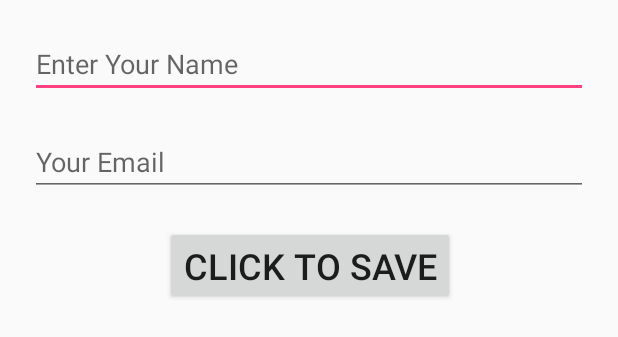
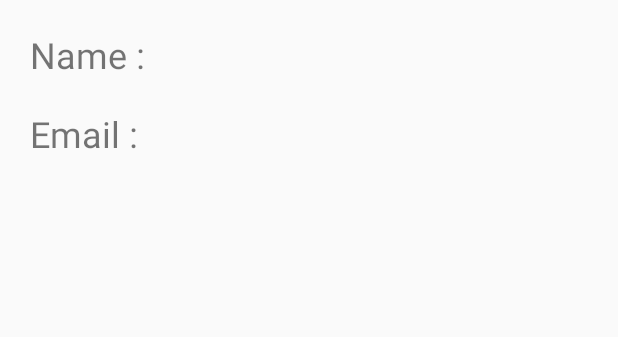
Before and after one commit to saurabhcool001/FirebaseDemo, an Android app: the layout activity_main.xml on its own in the app's theme, with its tools: preview values and no code run, on a phone screen of 412 x 824 dp. Shown: the top 337 px of the screen. Run offline under Robolectric (Android 15) with nearby library versions, the phone set to English and light mode, and no system bars.

```diff
--- a/app/src/main/res/layout/activity_main.xml
+++ b/app/src/main/res/layout/activity_main.xml
@@ -6,47 +6,31 @@
     android:layout_height="match_parent"
     tools:context="com.example.saurabh.firebasedemo.MainActivity">
 
-    <Button
-        android:id="@+id/firebaseBtn"
-        android:layout_width="wrap_content"
+    <TextView
+        android:id="@+id/name_Field"
+        android:layout_width="0dp"
         android:layout_height="wrap_content"
+        android:layout_marginTop="20dp"
+        android:text="Name :"
+        android:textSize="24sp"
+        app:layout_constraintLeft_toLeftOf="parent"
+        app:layout_constraintRight_toRightOf="parent"
+        app:layout_constraintTop_toTopOf="parent"
         android:layout_marginLeft="20dp"
         android:layout_marginRight="20dp"
-        android:layout_marginTop="20dp"
-        android:text="Click to Save"
-        android:textSize="24sp"
-        app:layout_constraintHorizontal_bias="0.504"
-        app:layout_constraintLeft_toLeftOf="parent"
-        app:layout_constraintRight_toRightOf="parent"
-        app:layout_constraintTop_toBottomOf="@+id/emailId" />
+        android:layout_marginStart="20dp"
+        android:layout_marginEnd="20dp" />
 
-    <EditText
-        android:id="@+id/valueField"
+    <TextView
+        android:id="@+id/emailField"
         android:layout_width="match_parent"
         android:layout_height="wrap_content"
         android:layout_marginLeft="20dp"
         android:layout_marginRight="20dp"
         android:layout_marginTop="20dp"
-        android:ems="10"
-        android:hint="Enter Your Name"
-        android:inputType="textPersonName"
-        app:layout_constraintHorizontal_bias="0.0"
+        android:textSize="24sp"
         app:layout_constraintLeft_toLeftOf="parent"
         app:layout_constraintRight_toRightOf="parent"
-        app:layout_constraintTop_toTopOf="parent" />
-
-    <EditText
-        android:id="@+id/emailId"
-        android:layout_width="match_parent"
-        android:layout_height="wrap_content"
-        android:layout_marginLeft="20dp"
-        android:layout_marginRight="20dp"
-        android:layout_marginTop="20dp"
-        android:ems="10"
-        android:hint="Your Email"
-        android:inputType="textEmailAddress"
-        app:layout_constraintHorizontal_bias="0.502"
-        app:layout_constraintLeft_toLeftOf="parent"
-        app:layout_constraintRight_toRightOf="parent"
-        app:layout_constraintTop_toBottomOf="@+id/valueField" />
+        app:layout_constraintTop_toBottomOf="@+id/name_Field"
+        tools:text="Email :" />
 </android.support.constraint.ConstraintLayout>
```
Also changed, not shown: app/src/main/java/com/example/saurabh/firebasedemo/MainActivity.java (+34 -33 lines).
